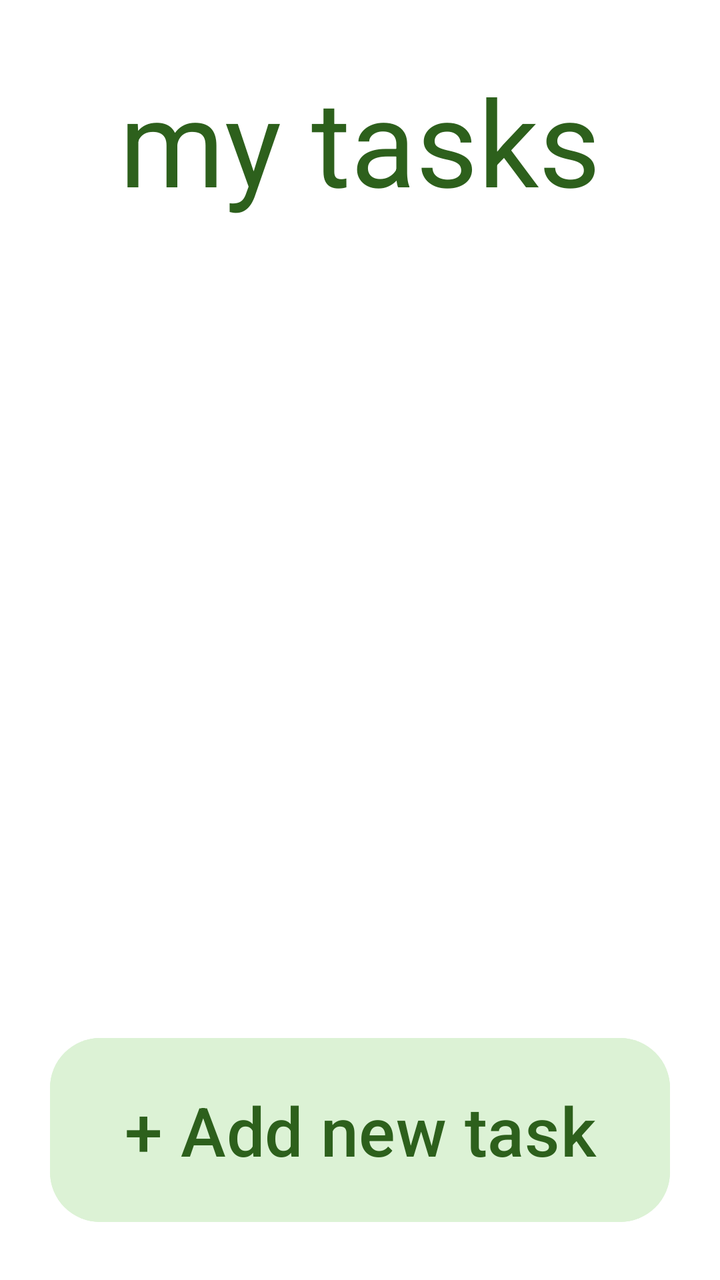
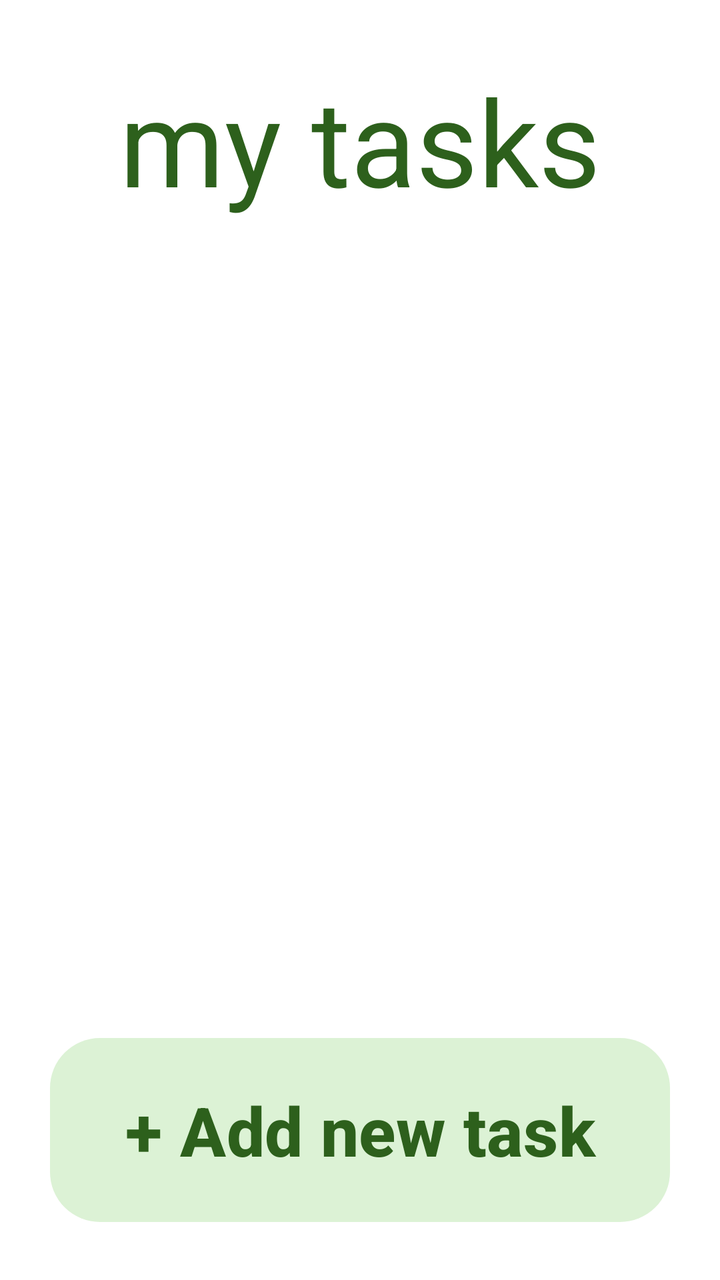

Compare the two renders of this Android layout. The source of the first and the diff that turns it into the second are given below.
<!-- AndroidManifest.xml: application theme Theme.Zen -->
<!-- res/layout/fragment_tasks.xml -->
<?xml version="1.0" encoding="utf-8"?>
<FrameLayout xmlns:android="http://schemas.android.com/apk/res/android"
    xmlns:app="http://schemas.android.com/apk/res-auto"
    xmlns:tools="http://schemas.android.com/tools"
    android:layout_width="match_parent"
    android:layout_height="match_parent"
    tools:context=".tasks.TasksFragment" >

    <androidx.constraintlayout.widget.ConstraintLayout
        android:layout_width="match_parent"
        android:layout_height="match_parent">

        <TextView
            android:id="@+id/tasksTitle"
            android:layout_width="wrap_content"
            android:layout_height="wrap_content"
            android:layout_marginTop="30dp"
            android:text="@string/my_tasks"
            android:textColor="@color/dark_green"
            android:textSize="60sp"
            app:layout_constraintEnd_toEndOf="parent"
            app:layout_constraintStart_toStartOf="parent"
            app:layout_constraintTop_toTopOf="parent" />

        <androidx.recyclerview.widget.RecyclerView
            android:id="@+id/tasksRecyclerView"
            android:layout_width="match_parent"
            android:layout_height="0dp"
            android:layout_marginTop="20dp"
            android:layout_marginBottom="20dp"
            android:clipToPadding="false"
            android:paddingHorizontal="25dp"
            app:layout_constraintBottom_toTopOf="@+id/addNewTaskButton"
            app:layout_constraintTop_toBottomOf="@+id/tasksTitle" />

        <Button
            android:id="@+id/addNewTaskButton"
            android:layout_width="0dp"
            android:layout_height="100dp"
            android:layout_marginHorizontal="25dp"
            android:layout_marginBottom="25dp"
            android:backgroundTint="@color/light_green"
            android:text="@string/add_new_task"
            android:textColor="@color/dark_green"
            android:textSize="34sp"
            app:cornerRadius="25dp"
            app:layout_constraintBottom_toBottomOf="parent"
            app:layout_constraintEnd_toEndOf="parent"
            app:layout_constraintStart_toStartOf="parent" />
    </androidx.constraintlayout.widget.ConstraintLayout>
</FrameLayout>
<!-- resources referenced by this layout -->
<resources>
  <color name="dark_green">#FF2D601C</color>
  <color name="light_green">#FFDCF2D5</color>
  <string name="add_new_task">+ Add new task</string>
  <string name="my_tasks">my tasks</string>
  <style name="Theme.Zen" parent="Base.Theme.Zen" />
  <style name="Base.Theme.Zen" parent="Theme.Material3.Light.NoActionBar">
          <item name="colorPrimary">@color/green</item>
          <item name="colorPrimaryDark">@color/dark_green</item>
          <item name="colorAccent">@color/light_green</item>
          <item name="android:windowBackground">@color/white</item>
      </style>
  <color name="green">#FF9ED08E</color>
  <color name="white">#FFFFFFFF</color>
</resources>

<!-- the commit's change to res/layout/fragment_tasks.xml (unified diff, before → after) -->
@@ -35,11 +35,11 @@
 
         <Button
             android:id="@+id/addNewTaskButton"
+            style="@style/Widget.Zen.Button.Tonal"
             android:layout_width="0dp"
             android:layout_height="100dp"
             android:layout_marginHorizontal="25dp"
             android:layout_marginBottom="25dp"
-            android:backgroundTint="@color/light_green"
             android:text="@string/add_new_task"
             android:textColor="@color/dark_green"
             android:textSize="34sp"
<!-- resource entries referenced after the edit -->
@@ -4,14 +4,49 @@
   <color name="light_green">#FFDCF2D5</color>
   <string name="add_new_task">+ Add new task</string>
   <string name="my_tasks">my tasks</string>
+  <style name="Widget.Zen.Button.Tonal">
+          <item name="backgroundTint">@color/light_green</item>
+      </style>
   <style name="Theme.Zen" parent="Base.Theme.Zen" />
   <style name="Base.Theme.Zen" parent="Theme.Material3.Light.NoActionBar">
-          <item name="colorPrimary">@color/green</item>
-          <item name="colorPrimaryDark">@color/dark_green</item>
-          <item name="colorAccent">@color/light_green</item>
+          
+          <item name="colorPrimary">@color/dark_green</item>
+          <item name="colorOnPrimary">@color/white</item>
+          <item name="colorPrimaryContainer">@color/green</item>
+          <item name="colorOnPrimaryContainer">@color/dark_green</item>
+          <item name="colorSecondaryContainer">@color/light_green</item>
+          <item name="colorOnSecondaryContainer">@color/dark_green</item>
+          <item name="colorSurface">@color/white</item>
+          <item name="colorOnSurface">@color/dark_green</item>
+          <item name="colorOnSurfaceVariant">@color/text_secondary</item>
+          <item name="colorOutline">@color/outline</item>
+          
+          <item name="colorSurfaceContainerHighest">#FFEFEFEF</item>
           <item name="android:windowBackground">@color/white</item>
+          <item name="materialButtonStyle">@style/Widget.Zen.Button</item>
+          <item name="materialSwitchStyle">@style/Widget.Zen.Switch</item>
       </style>
   <color name="green">#FF9ED08E</color>
+  <color name="text_secondary">#FF5E5E5E</color>
+  <color name="outline">#FF767676</color>
+  <style name="Widget.Zen.Button" parent="Widget.Material3.Button">
+          <item name="backgroundTint">@color/green</item>
+          <item name="android:textColor">@color/dark_green</item>
+          <item name="android:textStyle">bold</item>
+          <item name="android:textSize">@dimen/text_button</item>
+          <item name="android:minHeight">@dimen/button_height</item>
+          <item name="cornerRadius">@dimen/corner_large</item>
+      </style>
+  <style name="Widget.Zen.Switch" parent="Widget.Material3.CompoundButton.MaterialSwitch">
+          <item name="android:minHeight">@dimen/touch_target</item>
+          <item name="android:textColor">@color/dark_green</item>
+          <item name="android:textSize">@dimen/text_body_large</item>
+      </style>
+  <dimen name="text_button">22sp</dimen>
+  <dimen name="button_height">64dp</dimen>
+  <dimen name="corner_large">24dp</dimen>
+  <dimen name="touch_target">48dp</dimen>
+  <dimen name="text_body_large">18sp</dimen>
   <color name="white">#FFFFFFFF</color>
 </resources>
 
